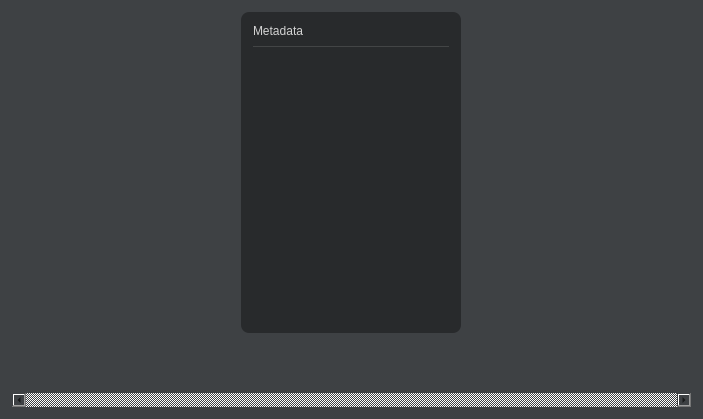
EidosX/Photon, file mainwindow.ui: the form before one commit.
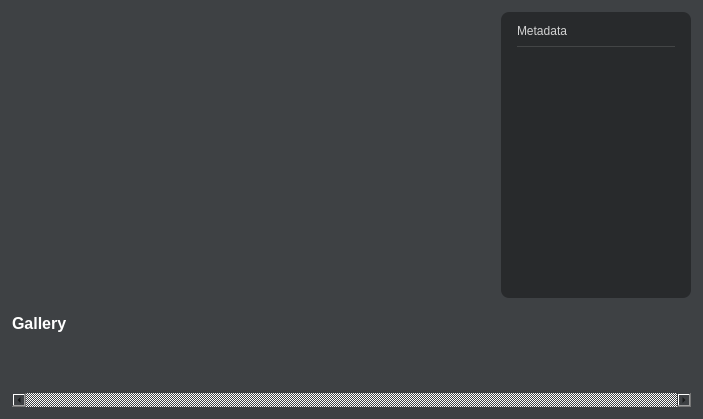
The form after the commit. Icons and pictures are not drawn. Custom widgets are drawn as their Qt base class.

The edit to the form file:
```diff
--- a/mainwindow.ui
+++ b/mainwindow.ui
@@ -35,11 +35,14 @@
       <property name="spacing">
        <number>12</number>
       </property>
+      <item>
+       <widget class="MainImg" name="mainImg" native="true"/>
+      </item>
       <item>
        <widget class="QWidget" name="listWidget" native="true">
         <property name="maximumSize">
          <size>
-          <width>220</width>
+          <width>190</width>
           <height>16777215</height>
          </size>
         </property>
@@ -53,13 +56,13 @@
           <number>8</number>
          </property>
          <property name="leftMargin">
-          <number>12</number>
+          <number>16</number>
          </property>
          <property name="topMargin">
           <number>12</number>
          </property>
          <property name="rightMargin">
-          <number>12</number>
+          <number>16</number>
          </property>
          <property name="bottomMargin">
           <number>12</number>
@@ -104,7 +107,7 @@
            </property>
            <layout class="QHBoxLayout" name="starsLayout">
             <property name="spacing">
-             <number>24</number>
+             <number>12</number>
             </property>
             <property name="leftMargin">
              <number>0</number>
@@ -118,6 +121,131 @@
             <property name="bottomMargin">
              <number>0</number>
             </property>
+            <item>
+             <widget class="Star" name="star_2">
+              <property name="minimumSize">
+               <size>
+                <width>20</width>
+                <height>20</height>
+               </size>
+              </property>
+              <property name="maximumSize">
+               <size>
+                <width>20</width>
+                <height>20</height>
+               </size>
+              </property>
+              <property name="text">
+               <string/>
+              </property>
+              <property name="pixmap">
+               <pixmap resource="resources.qrc">:/res/star.png</pixmap>
+              </property>
+              <property name="scaledContents">
+               <bool>true</bool>
+              </property>
+             </widget>
+            </item>
+            <item>
+             <widget class="Star" name="star_5">
+              <property name="minimumSize">
+               <size>
+                <width>20</width>
+                <height>20</height>
+               </size>
+              </property>
+              <property name="maximumSize">
+               <size>
+                <width>20</width>
+                <height>20</height>
+               </size>
+              </property>
+              <property name="text">
+               <string/>
+              </property>
+              <property name="pixmap">
+               <pixmap resource="resources.qrc">:/res/star.png</pixmap>
+              </property>
+              <property name="scaledContents">
+               <bool>true</bool>
+              </property>
+             </widget>
+            </item>
+            <item>
+             <widget class="Star" name="star_4">
+              <property name="minimumSize">
+               <size>
+                <width>20</width>
+                <height>20</height>
+               </size>
+              </property>
+              <property name="maximumSize">
+               <size>
+                <width>20</width>
+                <height>20</height>
+               </size>
+              </property>
+              <property name="text">
+               <string/>
+              </property>
+              <property name="pixmap">
+               <pixmap resource="resources.qrc">:/res/star.png</pixmap>
+              </property>
+              <property name="scaledContents">
+               <bool>true</bool>
+              </property>
+             </widget>
+            </item>
+            <item>
+             <widget class="Star" name="star_3">
+              <property name="minimumSize">
+               <size>
+                <width>20</width>
+                <height>20</height>
+               </size>
+              </property>
+              <property name="maximumSize">
+               <size>
+                <width>20</width>
+                <height>20</height>
+               </size>
+              </property>
+              <property name="text">
+               <string/>
+              </property>
+              <property name="pixmap">
+               <pixmap resource="resources.qrc">:/res/star.png</pixmap>
+              </property>
+              <property name="scaledContents">
+               <bool>true</bool>
+              </property>
+             </widget>
+            </item>
+            <item>
+             <widget class="Star" name="star_1">
+              <property name="minimumSize">
+               <size>
+                <width>20</width>
+                <height>20</height>
+               </size>
+              </property>
+              <property name="maximumSize">
+               <size>
+                <width>20</width>
+                <height>20</height>
+               </size>
+              </property>
+              <property name="text">
+               <string/>
+              </property>
+              <property name="pixmap">
+               <pixmap resource="resources.qrc">:/res/star.png</pixmap>
+              </property>
+              <property name="scaledContents">
+               <bool>true</bool>
+              </property>
+             </widget>
+            </item>
            </layout>
           </widget>
          </item>
@@ -139,6 +267,50 @@
       </item>
      </layout>
     </item>
+    <item>
+     <widget class="QWidget" name="galleryFilters" native="true">
+      <layout class="QHBoxLayout" name="galleryFiltersLayout">
+       <property name="leftMargin">
+        <number>0</number>
+       </property>
+       <property name="rightMargin">
+        <number>0</number>
+       </property>
+       <property name="bottomMargin">
+        <number>0</number>
+       </property>
+       <item>
+        <widget class="QLabel" name="label_2">
+         <property name="font">
+          <font>
+           <pointsize>12</pointsize>
+           <bold>true</bold>
+          </font>
+         </property>
+         <property name="styleSheet">
+          <string notr="true">color: white;</string>
+         </property>
+         <property name="text">
+          <string>Gallery</string>
+         </property>
+        </widget>
+       </item>
+       <item>
+        <spacer name="horizontalSpacer">
+         <property name="orientation">
+          <enum>Qt::Horizontal</enum>
+         </property>
+         <property name="sizeHint" stdset="0">
+          <size>
+           <width>40</width>
+           <height>20</height>
+          </size>
+         </property>
+        </spacer>
+       </item>
+      </layout>
+     </widget>
+    </item>
     <item>
      <widget class="Carousel" name="carouselScroll">
       <property name="sizePolicy">
@@ -208,6 +380,17 @@
    <header>carousel.h</header>
    <container>1</container>
   </customwidget>
+  <customwidget>
+   <class>MainImg</class>
+   <extends>QWidget</extends>
+   <header>mainimg.h</header>
+   <container>1</container>
+  </customwidget>
+  <customwidget>
+   <class>Star</class>
+   <extends>QLabel</extends>
+   <header>star.h</header>
+  </customwidget>
  </customwidgets>
  <resources/>
  <connections/>
```
Left out of the diff: 8 changed lines with no effect on the pictures.
